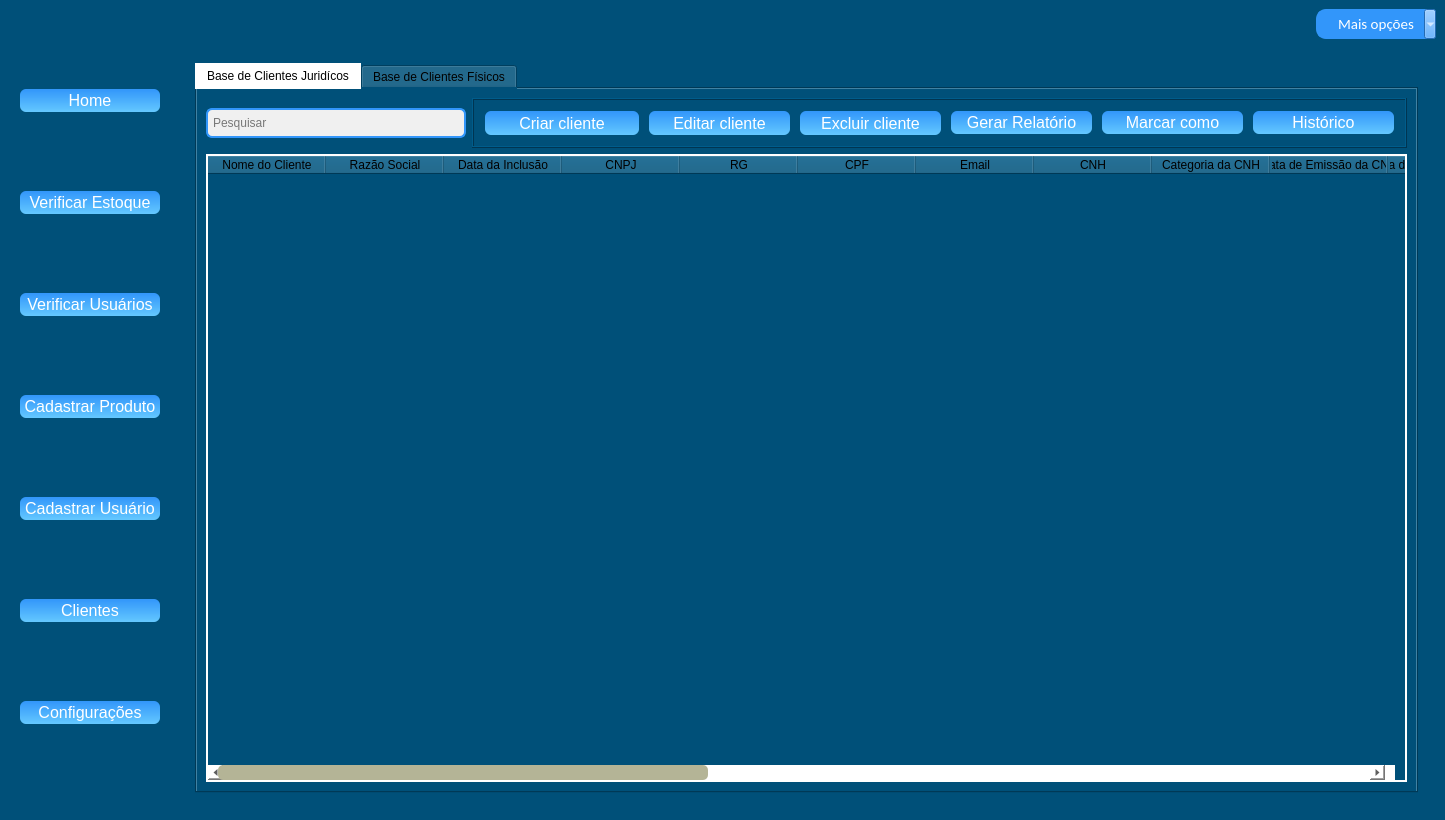
Before: the Qt Designer form novamaine.ui in KevenLucas025/ProjetoERP, drawn with Qt 5.
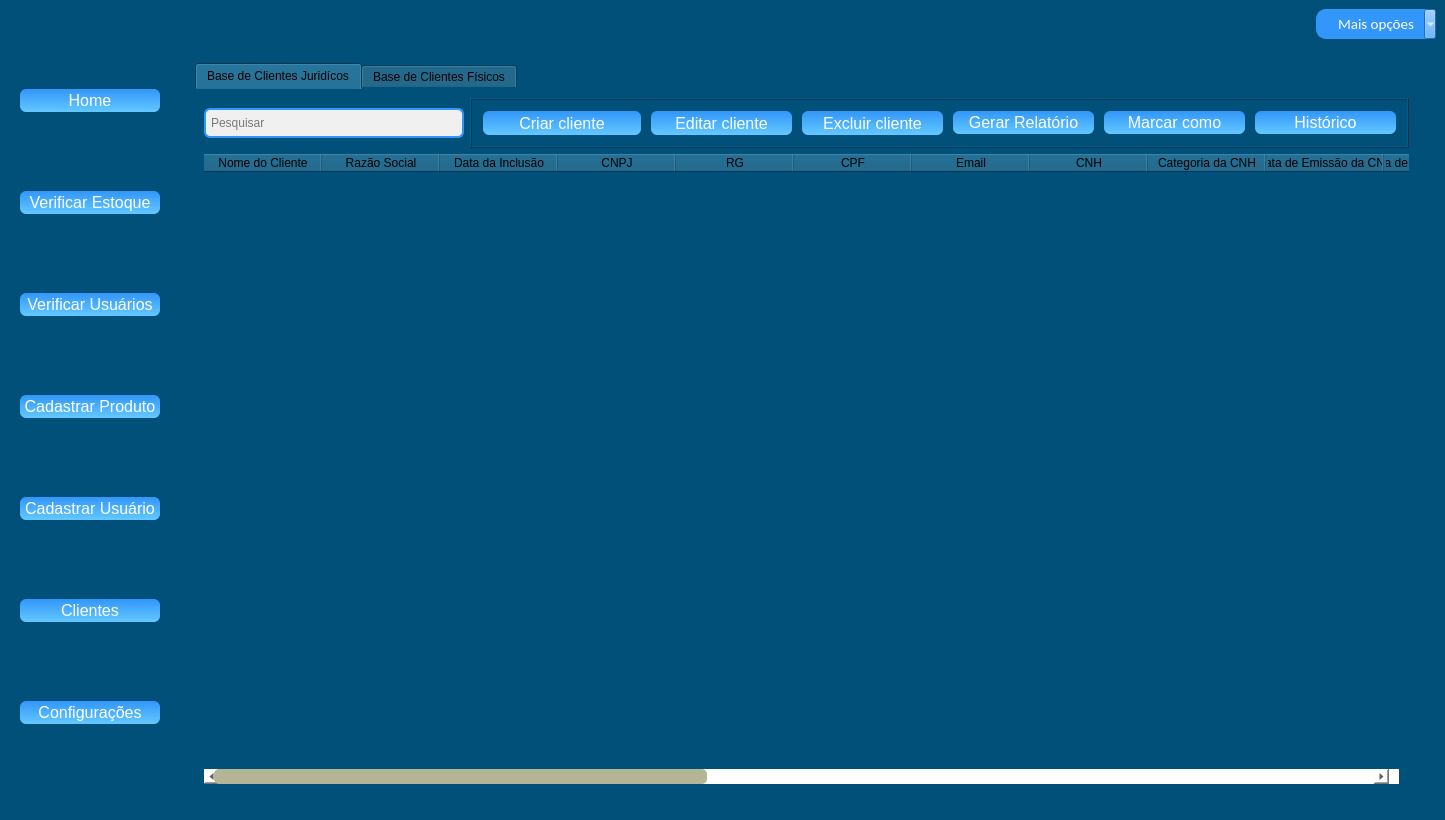
After: the same form once the commit is applied. The open tabs and pages were chosen to show the change. Icons and pictures are not drawn.

Commit message: Mudando o tema do sistema, começando pela tela de login

Patch:
```diff
--- a/novamaine.ui
+++ b/novamaine.ui
@@ -51,7 +51,7 @@
     <enum>Qt::StrongFocus</enum>
    </property>
    <property name="styleSheet">
-    <string notr="true"/>
+    <string notr="true">background-color: rgb(0, 80, 121);</string>
    </property>
    <layout class="QGridLayout" name="gridLayout_2">
     <item row="0" column="1">
@@ -5985,9 +5985,11 @@
              </property>
              <property name="styleSheet">
               <string notr="true">QTabBar::tab:selected {
-    background-color: white;
     color: black;
 }
+QTabWidget::pane {
+    border: none;   /* Remove a borda branca */
+}
 </string>
              </property>
              <property name="currentIndex">
@@ -6287,12 +6289,12 @@
                <item row="1" column="0" colspan="2">
                 <widget class="QTableWidget" name="table_clientes_juridicos">
                  <property name="styleSheet">
-                  <string notr="true">/* Estiliza apenas o QTableView com objectName &quot;table_ativos&quot; */
+                  <string notr="true">/* Estiliza apenas o QTableView com objectName  */
 QTableView {
     gridline-color: black;
-    border: 2px solid white;
     color: black;
     selection-color: white;
+
 }
 
 /* Estiliza a barra de rolagem horizontal */
@@ -6347,7 +6349,7 @@
 }</string>
                  </property>
                  <property name="frameShape">
-                  <enum>QFrame::Box</enum>
+                  <enum>QFrame::NoFrame</enum>
                  </property>
                  <property name="editTriggers">
                   <set>QAbstractItemView::NoEditTriggers</set>
```
Left out of the diff: 18 changed lines with no effect on the pictures. Lines whose indentation alone changed are shown as unchanged. The commit also changes 7 other files.
